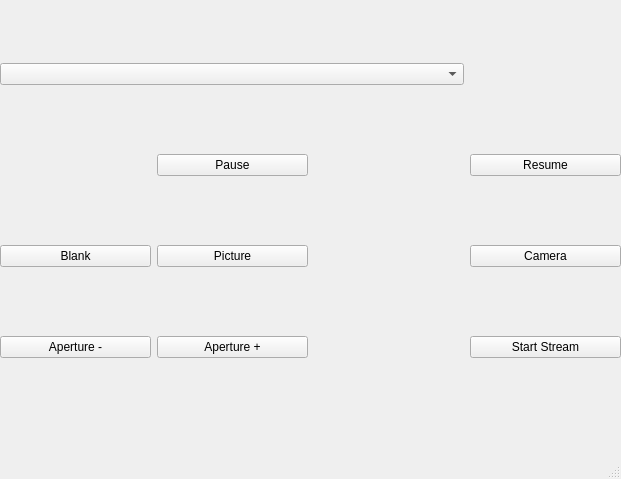
Old version of the form src/gui/mainwindow.ui in the repository david-polak/dslr-webcam.
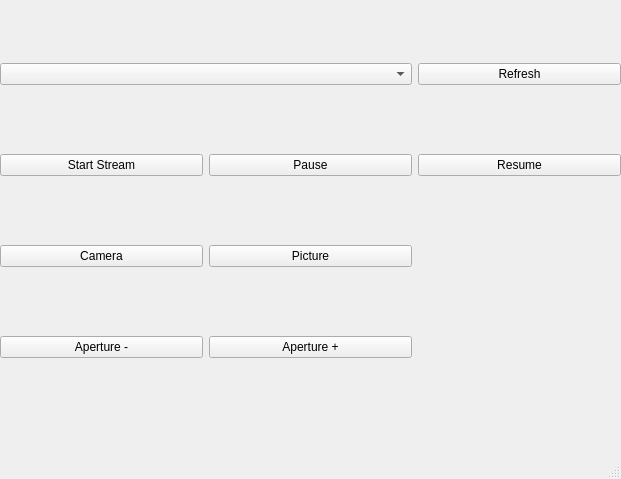
New version of the form.

Commit message: Add camera refresh button

Diff of the .ui file:
```diff
--- a/src/gui/mainwindow.ui
+++ b/src/gui/mainwindow.ui
@@ -23,50 +23,22 @@
       <height>421</height>
      </rect>
     </property>
-    <layout class="QGridLayout" name="gridLayout" columnstretch="0,0,0,0,0" columnminimumwidth="0,0,0,0,0">
-     <item row="6" column="1">
-      <widget class="QPushButton" name="apertureUp">
+    <layout class="QGridLayout" name="gridLayout" columnstretch="0,0,0,0">
+     <item row="2" column="0">
+      <widget class="QPushButton" name="startBtn">
        <property name="text">
-        <string>Aperture +</string>
+        <string>Start Stream</string>
        </property>
       </widget>
      </item>
-     <item row="4" column="3">
-      <widget class="QPushButton" name="cameraBtn">
-       <property name="text">
-        <string>Camera</string>
-       </property>
-      </widget>
-     </item>
-     <item row="6" column="0">
+     <item row="8" column="0">
       <widget class="QPushButton" name="apertureDown">
        <property name="text">
         <string>Aperture -</string>
        </property>
       </widget>
      </item>
-     <item row="4" column="0">
-      <widget class="QPushButton" name="blankBtn">
-       <property name="text">
-        <string>Blank</string>
-       </property>
-      </widget>
-     </item>
-     <item row="4" column="1">
-      <widget class="QPushButton" name="pictureBtn">
-       <property name="text">
-        <string>Picture</string>
-       </property>
-      </widget>
-     </item>
-     <item row="1" column="3">
-      <widget class="QPushButton" name="resumeBtn">
-       <property name="text">
-        <string>Resume</string>
-       </property>
-      </widget>
-     </item>
-     <item row="1" column="1">
+     <item row="2" column="1">
       <widget class="QPushButton" name="pauseBtn">
        <property name="text">
         <string>Pause</string>
@@ -76,13 +48,41 @@
        </property>
       </widget>
      </item>
-     <item row="0" column="0" colspan="3">
+     <item row="2" column="2">
+      <widget class="QPushButton" name="resumeBtn">
+       <property name="text">
+        <string>Resume</string>
+       </property>
+      </widget>
+     </item>
+     <item row="4" column="0">
+      <widget class="QPushButton" name="cameraBtn">
+       <property name="text">
+        <string>Camera</string>
+       </property>
+      </widget>
+     </item>
+     <item row="8" column="1">
+      <widget class="QPushButton" name="apertureUp">
+       <property name="text">
+        <string>Aperture +</string>
+       </property>
+      </widget>
+     </item>
+     <item row="4" column="1">
+      <widget class="QPushButton" name="pictureBtn">
+       <property name="text">
+        <string>Picture</string>
+       </property>
+      </widget>
+     </item>
+     <item row="0" column="0" colspan="2">
       <widget class="QComboBox" name="cameraBox"/>
      </item>
-     <item row="6" column="3">
-      <widget class="QPushButton" name="startBtn">
+     <item row="0" column="2">
+      <widget class="QPushButton" name="refreshBtn">
        <property name="text">
-        <string>Start Stream</string>
+        <string>Refresh</string>
        </property>
       </widget>
      </item>
```
The commit also changes 4 other files.
